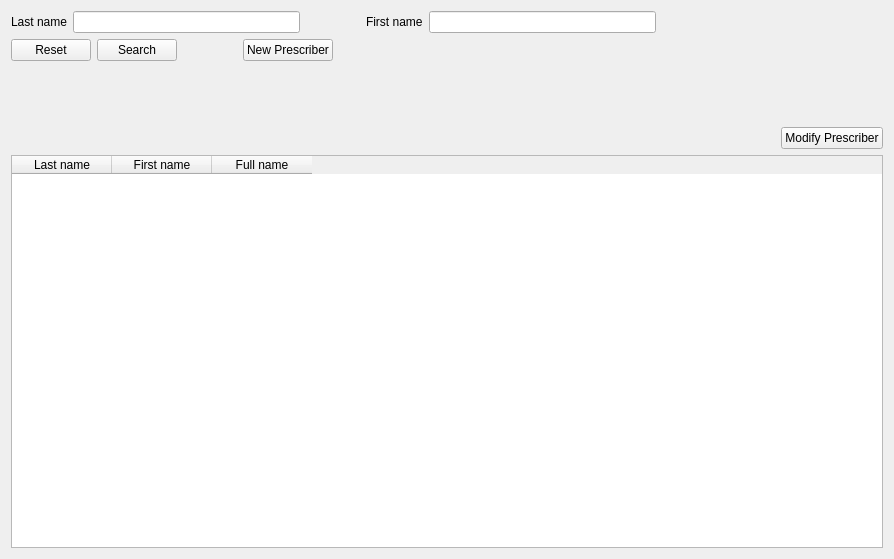
The window that mtrack/prescriberframe.ui (kyledevans/Medicine-Track) describes before a commit, drawn with Qt 5.
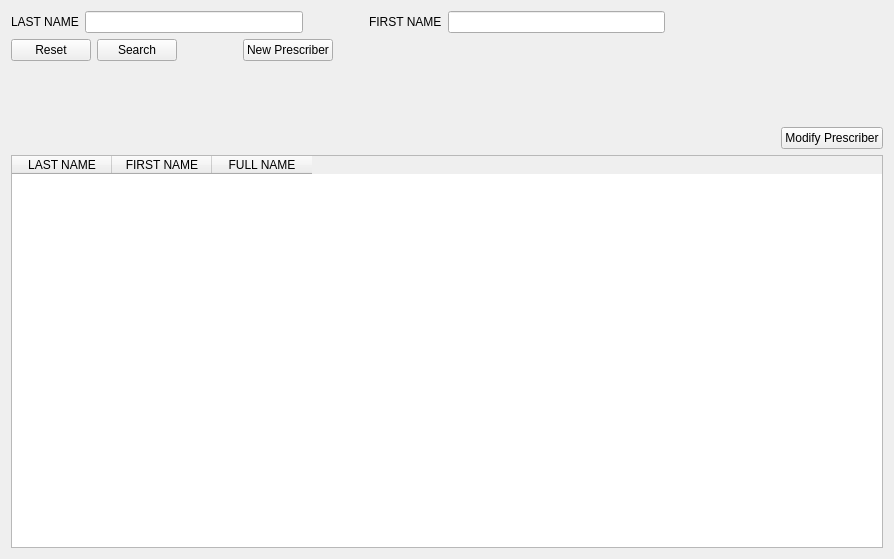
The same window after the commit.

What changed in the file:
```diff
--- a/mtrack/prescriberframe.ui
+++ b/mtrack/prescriberframe.ui
@@ -25,7 +25,7 @@
      <item>
       <widget class="QLabel" name="lastLabel">
        <property name="text">
-        <string>Last name</string>
+        <string>LAST NAME</string>
        </property>
       </widget>
      </item>
@@ -51,7 +51,7 @@
      <item>
       <widget class="QLabel" name="firstLabel">
        <property name="text">
-        <string>First name</string>
+        <string>FIRST NAME</string>
        </property>
       </widget>
      </item>
@@ -180,17 +180,17 @@
      </property>
      <column>
       <property name="text">
-       <string>Last name</string>
+       <string>LAST NAME</string>
       </property>
      </column>
      <column>
       <property name="text">
-       <string>First name</string>
+       <string>FIRST NAME</string>
       </property>
      </column>
      <column>
       <property name="text">
-       <string>Full name</string>
+       <string>FULL NAME</string>
       </property>
      </column>
     </widget>
```
